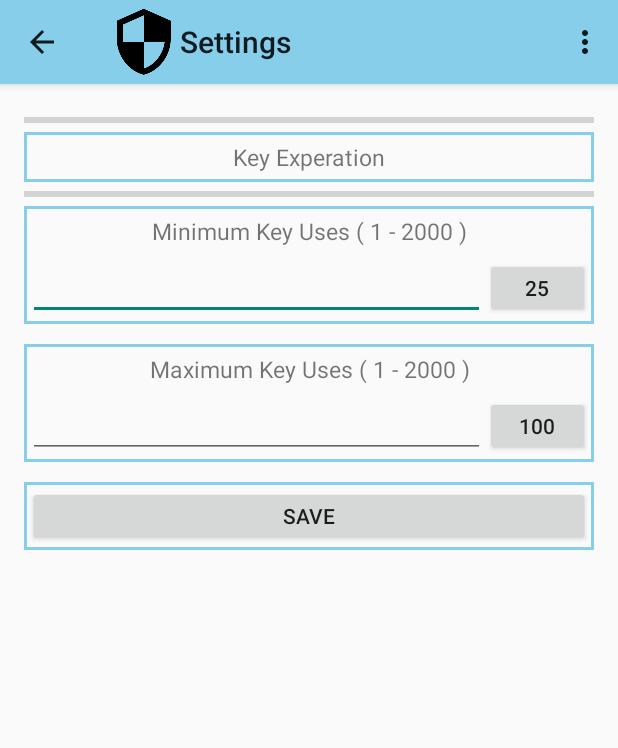
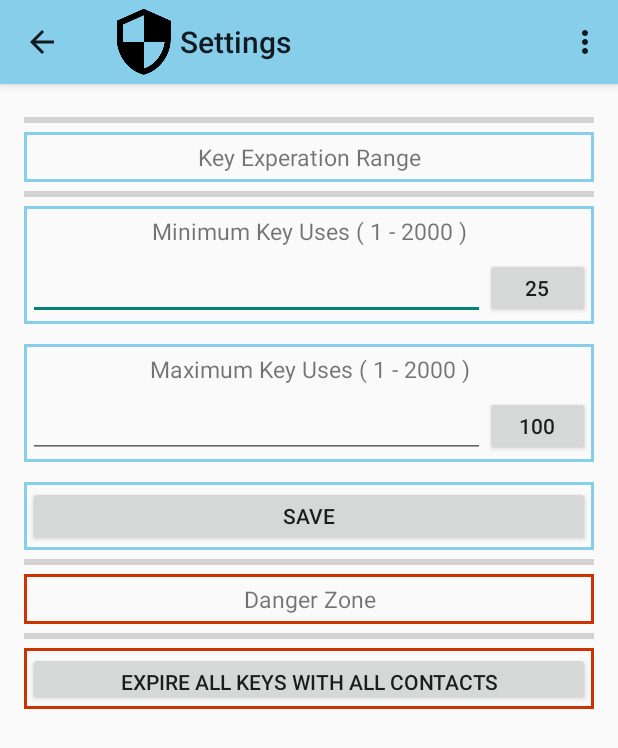
Before and after one commit to BlackburnCollegeComputerScience/Bsecure, an Android app: the Settings screen opened directly, with no data from a screen before it, on a phone screen of 412 x 824 dp. Shown: the top 748 px of the screen. Run offline under Robolectric (Android 15) with nearby library versions, the light colour scheme and no system bars.

Commit message:
Updated ContactSettings. Started Javadoc.

```diff
--- a/app/src/main/java/com/bccs/bsecure/Settings.java
+++ b/app/src/main/java/com/bccs/bsecure/Settings.java
@@ -1,5 +1,7 @@
 package com.bccs.bsecure;
 
+import android.app.AlertDialog;
+import android.content.DialogInterface;
 import android.os.Bundle;
 import android.support.v7.app.ActionBarActivity;
 import android.view.Menu;
@@ -35,6 +37,7 @@ public class Settings extends ActionBarActivity {
     Button minimumDisplayBtn;
     Button maximumDisplayBtn;
     Button saveBtn;
+    Button expireAllKeysBtn;
 
     SCSQLiteHelper database;
 
@@ -49,6 +52,7 @@ public class Settings extends ActionBarActivity {
         minimumDisplayBtn = (Button) findViewById(R.id.MinimumDisplayBtn);
         maximumDisplayBtn = (Button) findViewById(R.id.MaximumDisplayBtn);
         saveBtn = (Button) findViewById(R.id.SaveBtn);
+        expireAllKeysBtn = (Button) findViewById(R.id.ExpireAllKeysAllContacts);
 
         database = new SCSQLiteHelper(this);
 
@@ -80,6 +84,24 @@ public class Settings extends ActionBarActivity {
             }
         });
 
+        expireAllKeysBtn.setOnClickListener(new View.OnClickListener() {
+            @Override
+            public void onClick(View v) {
+                AlertDialog.Builder builder = new AlertDialog.Builder(Settings.this);
+                builder.setTitle("Warning!");
+                builder.setMessage("This action is irreversible! All keys for all contacts will be deleted. Do you want to continue?");
+                builder.setPositiveButton("Yes", new DialogInterface.OnClickListener() {
+                    @Override
+                    public void onClick(DialogInterface dialog, int which) {
+                        //TODO: Create a protocol for informing all contacts with keys to be deleted
+                    }
+                });
+                //Negative button is null because we just want to cancel the dialog not perform an action
+                builder.setNegativeButton("No", null);
+                AlertDialog dialog = builder.create();
+                dialog.show();
+            }
+        });
 
     }
 
--- /dev/null
+++ b/app/src/main/res/drawable/layout_border_danger_zone.xml
@@ -0,0 +1,14 @@
+<?xml version="1.0" encoding="utf-8"?>
+<shape xmlns:android="http://schemas.android.com/apk/res/android"
+    android:shape="rectangle">
+    <corners android:radius="0dp" />
+    <solid android:color="#00000000" />
+    <padding
+        android:left="3dp"
+        android:right="3dp"
+        android:top="3dp"
+        android:bottom="3dp" />
+    <stroke
+        android:width="2dp"
+        android:color="@color/red" />
+</shape>
--- a/app/src/main/res/layout/activity_settings.xml
+++ b/app/src/main/res/layout/activity_settings.xml
@@ -60,7 +60,7 @@
                 <TextView
                     android:layout_width="match_parent"
                     android:layout_height="wrap_content"
-                    android:text="Key Experation"
+                    android:text="Key Experation Range"
                     android:id="@+id/textView13"
                     android:padding="3dp"
                     android:gravity="center"
@@ -174,6 +174,59 @@
                     android:id="@+id/SaveBtn" />
             </LinearLayout>
 
+            <ProgressBar
+                style="?android:attr/progressBarStyleHorizontal"
+                android:layout_width="fill_parent"
+                android:layout_height="wrap_content"
+                android:id="@+id/progressBar7"
+                android:layout_alignTop="@+id/scrollView2"
+                android:layout_alignParentLeft="true"
+                android:layout_alignParentStart="true"
+                android:layout_gravity="center_horizontal"
+                android:focusableInTouchMode="true" />
+
+            <LinearLayout
+                android:orientation="horizontal"
+                android:layout_width="match_parent"
+                android:layout_height="wrap_content"
+                android:background="@drawable/layout_border_danger_zone">
+
+                <TextView
+                    android:layout_width="match_parent"
+                    android:layout_height="wrap_content"
+                    android:text="Danger Zone"
+                    android:id="@+id/textView17"
+                    android:padding="3dp"
+                    android:gravity="center"
+                    android:textSize="15dp" />
+            </LinearLayout>
+
+            <ProgressBar
+                style="?android:attr/progressBarStyleHorizontal"
+                android:layout_width="fill_parent"
+                android:layout_height="wrap_content"
+                android:id="@+id/progressBar8"
+                android:layout_alignTop="@+id/scrollView2"
+                android:layout_alignParentLeft="true"
+                android:layout_alignParentStart="true"
+                android:layout_gravity="center_horizontal" />
+
+            <LinearLayout
+                android:orientation="horizontal"
+                android:layout_width="match_parent"
+                android:layout_height="wrap_content"
+                android:background="@drawable/layout_border_danger_zone"
+                android:weightSum="1">
+
+                <Button
+                    style="?android:attr/buttonStyleSmall"
+                    android:layout_width="fill_parent"
+                    android:layout_height="35dp"
+                    android:text="Expire All Keys With All Contacts"
+                    android:id="@+id/ExpireAllKeysAllContacts"
+                    android:layout_weight="0.04" />
+            </LinearLayout>
+
         </LinearLayout>
     </ScrollView>
 
--- a/app/src/main/res/values/color.xml
+++ b/app/src/main/res/values/color.xml
@@ -25,7 +25,7 @@
     <color name="white">#FFFFFF</color>
     <color name="yellow">#FFFF00</color>
     <color name="fuchsia">#FF00FF</color>
-    <color name="red">#FF0000</color>
+    <color name="red">#CC3300</color>
     <color name="silver">#C0C0C0</color>
     <color name="gray">#808080</color>
     <color name="olive">#808000</color>
```
Also changed, not shown: app/src/main/java/com/bccs/bsecure/Bluetooth.java (+74 -5 lines), app/src/main/java/com/bccs/bsecure/BluetoothPackage.java (+13 -1 lines), app/src/main/java/com/bccs/bsecure/ContactSettings.java (+37 -11 lines), app/src/main/java/com/bccs/bsecure/SecurityContact.java (+1 -12 lines), app/src/main/res/layout/activity_contact_settings.xml (+59 -2 lines).
